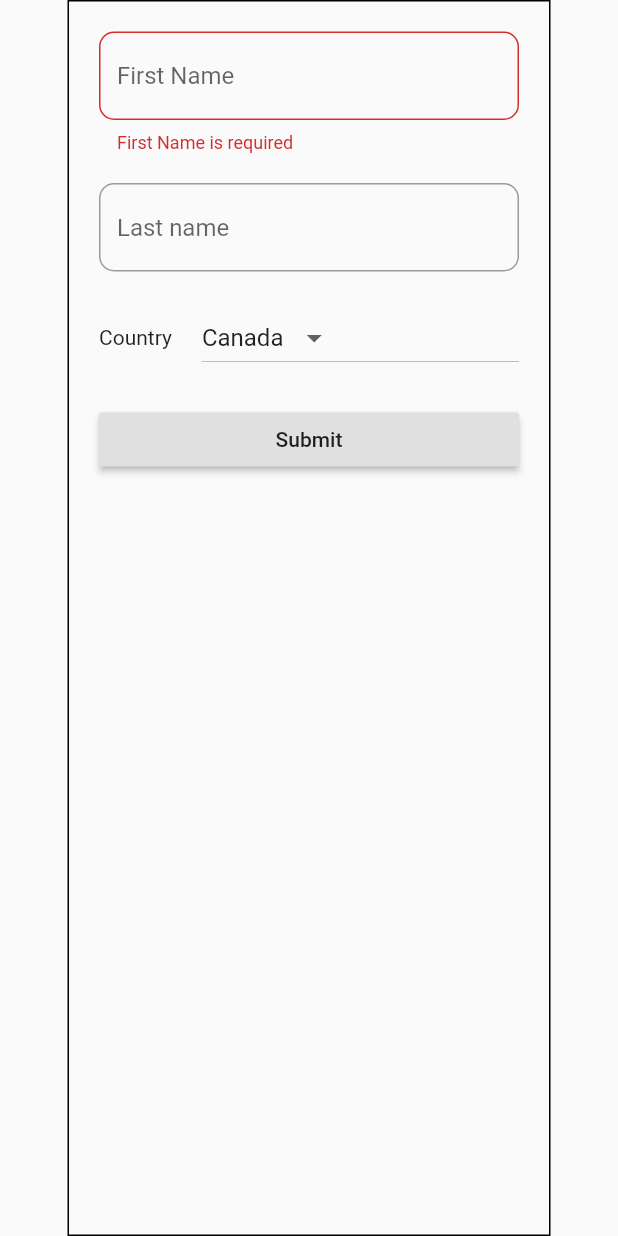
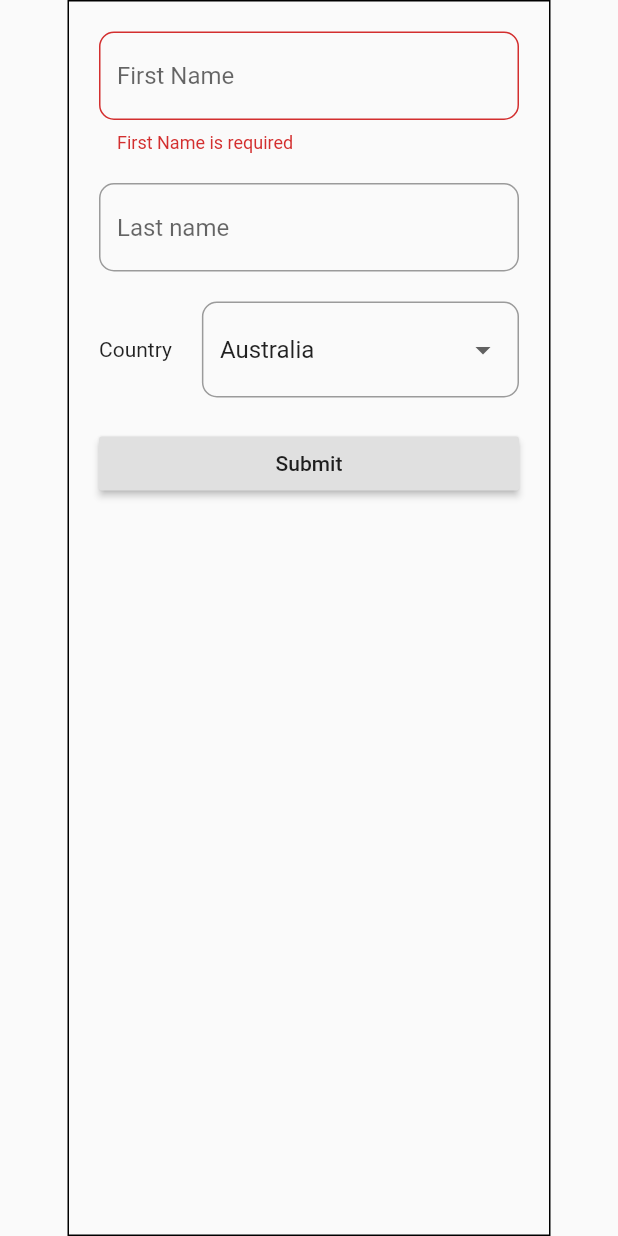
Before and after one commit to qu0cquyen/demo_features, a Flutter app: the screen it shows after launch, after a tap on "Submit", on a phone screen of 412 x 824 dp. Run offline on Flutter 3.47's test engine with Material 2 defaults, Android fonts, the phone set to English and light mode, and no system bars; our stand-ins replace geolocator.

Commit message:
Dropdown done - outline for Radio

```diff
--- /dev/null
+++ b/lib/model/custom_dropdown.dart
@@ -0,0 +1,68 @@
+import 'package:demo_features/model/components.dart';
+import 'package:flutter/material.dart';
+
+class CustomDropDown extends GeneralWidget{
+  Map<String, String> _dropDownData = {};
+
+  Map<String, String> _selectedData = {};
+
+  CustomDropDown(String type, String label, bool isRequired, this._dropDownData): super(type, label, isRequired){
+    this._selectedData = {_dropDownData.keys.first: _dropDownData.values.first};
+  }
+
+  Map<String, String> get getDropDownData => this._dropDownData;
+
+  Map<String, String> get getSelectedData => this._selectedData;
+
+  Widget buildWidget(){
+    return Container(
+      padding: const EdgeInsets.all(10),
+      width: 300,
+      child: Row(
+        mainAxisAlignment: MainAxisAlignment.spaceBetween,
+        children: <Widget>[
+          Expanded(
+            flex: 0,
+            child: Text(label),
+          ),
+
+          SizedBox(width: 20,),
+
+          Expanded(
+            flex: 1,
+            child: DropdownButtonHideUnderline(
+              child: DropdownButtonFormField<String>(
+                decoration: InputDecoration(
+                  border: OutlineInputBorder(
+                    borderRadius: BorderRadius.circular(10),
+                  ),
+                ),
+                hint: Text("Select A Country"),
+                value: _selectedData.keys.first,
+                items: this._dropDownData.keys.map<DropdownMenuItem<String>>((key){
+                  return new DropdownMenuItem(
+                    value: key,
+                    child: Text(this._dropDownData[key]),
+                  );
+                }).toList(),
+                onChanged: (newValue){
+                  this._selectedData = {newValue: this._dropDownData[newValue]};
+                },
+                validator: (value){
+                  if(isRequired){
+                    if(value.isEmpty){
+                      return label + " is missing information.";
+                    } else {
+                      return null;
+                    }
+                  }
+                  return null;
+                }
+              ),
+            ),
+          ),
+        ],
+      ),
+    );
+  }
+}
--- /dev/null
+++ b/lib/model/radio_component.dart
@@ -0,0 +1,16 @@
+import 'package:demo_features/model/components.dart';
+import 'package:flutter/material.dart';
+
+class RadioComponent extends GeneralWidget{
+
+  RadioComponent(String type, String label, bool isRequired) : super(type, label, isRequired);
+
+  Widget buildWidget(){
+
+  }
+
+
+
+
+
+}
--- a/lib/model/text_component.dart
+++ b/lib/model/text_component.dart
@@ -7,6 +7,8 @@ class TextBoxComponent extends GeneralWidget{
   final TextEditingController _controller = new TextEditingController();
 
   TextBoxComponent(String type, String label, bool isRequired) : super(type, label, isRequired);
+
+  Map<String, String> get getTextBox => boxValue;
 
   void _checkExistingElement(Map mapBox, String label, String value){
     if(mapBox.containsKey(label)){
@@ -42,7 +44,7 @@ class TextBoxComponent extends GeneralWidget{
             return null;
           }
 
-        }
+        },
         // validator: isRequired? (value){
         //   if(value.isEmpty){
         //     return label + " is required ";
@@ -53,7 +55,7 @@ class TextBoxComponent extends GeneralWidget{
     );
   }
 
-  Map get getTextBox => boxValue;
+
 
   // //String get textValue => "${_controller.text}";
   // void printOut(){
--- a/lib/ui/form_page.dart
+++ b/lib/ui/form_page.dart
@@ -1,3 +1,4 @@
+import 'package:demo_features/model/custom_dropdown.dart';
 import 'package:demo_features/model/dropdown_component.dart';
 import 'package:demo_features/model/text_component.dart';
 import 'package:flutter/material.dart';
@@ -31,7 +32,12 @@ class _FormPageState extends State<FormPage>{
       "type": "dropdown",
       "label": "Country",
       "dropdownData": {"AUS": "Australia", "CAD": "Canada", "USA": "America"},
-      "required": false,
+      "required": false, // Doesn't matter with the current implementation
+    },
+    {
+      "type": "radio",
+      "label": "Sex",
+      "radioData": {"M": "Male", "F": "Female", "X": "Others"},
     },
   ];
 
@@ -40,6 +46,7 @@ class _FormPageState extends State<FormPage>{
     List<Widget> lstWidget = [];
     TextBoxComponent textBox;
     DropDownComponent dropDown;
+    CustomDropDown cusDropDown;
 
     for(Map m in data){
       if(m["type"] == "text"){
@@ -48,44 +55,14 @@ class _FormPageState extends State<FormPage>{
       }
 
       if(m["type"] == "dropdown"){
-        dropDown = new DropDownComponent(m["type"], m["label"], m["required"], m["dropdownData"]);
-        lstWidget.add(dropDown.buildWidget());
+        //dropDown = new DropDownComponent(m["type"], m["label"], m["required"], m["dropdownData"]);
+        //lstWidget.add(dropDown.buildWidget());
+        cusDropDown = new CustomDropDown(m["type"], m["label"], m["required"], m["dropdownData"]);
+        lstWidget.add(cusDropDown.buildWidget());
+      }
 
+      if(m["type"] == "radio"){
 
-
-
-        //print(m["dropdownData"].values);
-        // lstWidget.add(
-        //   Container(
-        //     width: 300,
-        //     padding: const EdgeInsets.all(10),
-        //     child: Row(
-        //       mainAxisAlignment: MainAxisAlignment.spaceEvenly,
-        //       children: <Widget>[
-        //         Expanded(
-        //           flex: 0,
-        //           child: Text(m["label"]),
-        //         ),
-
-        //         SizedBox(width: 10,),
-
-        //         Expanded(
-        //           flex: 1,
-        //           child: DropdownButton<String>(
-        //             value: m["dropdownData"].values.first,
-        //             items: m["dropdownData"].values.map<DropdownMenuItem<String>>((value){
-        //               return new DropdownMenuItem<String>(
-        //                 value: value,
-        //                 child: Text(value),
-        //               );
-        //             }).toList(),
-        //             onChanged: (_){},
-        //           ),
-        //         ),
-        //       ],
-        //     ),
-        //   ),
-        // );
       }
 
     }
@@ -98,6 +75,9 @@ class _FormPageState extends State<FormPage>{
             if(_formKey.currentState.validate()){
               print("Processing Data.....");
               print(textBox.getTextBox);
+              print(cusDropDown.getSelectedData);
+
+
             }
           },
           child: Text("Submit"),
```
